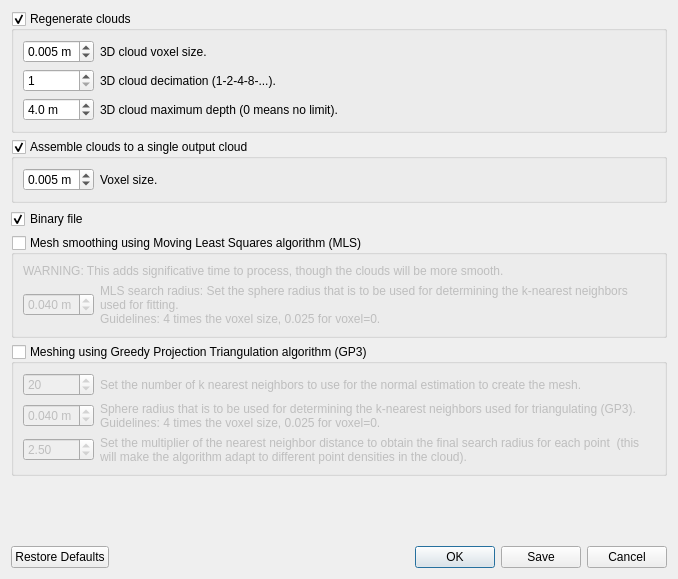
First picture: the form in guilib/src/ui/exportCloudsDialog.ui, repository introlab/rtabmap, before the edit.
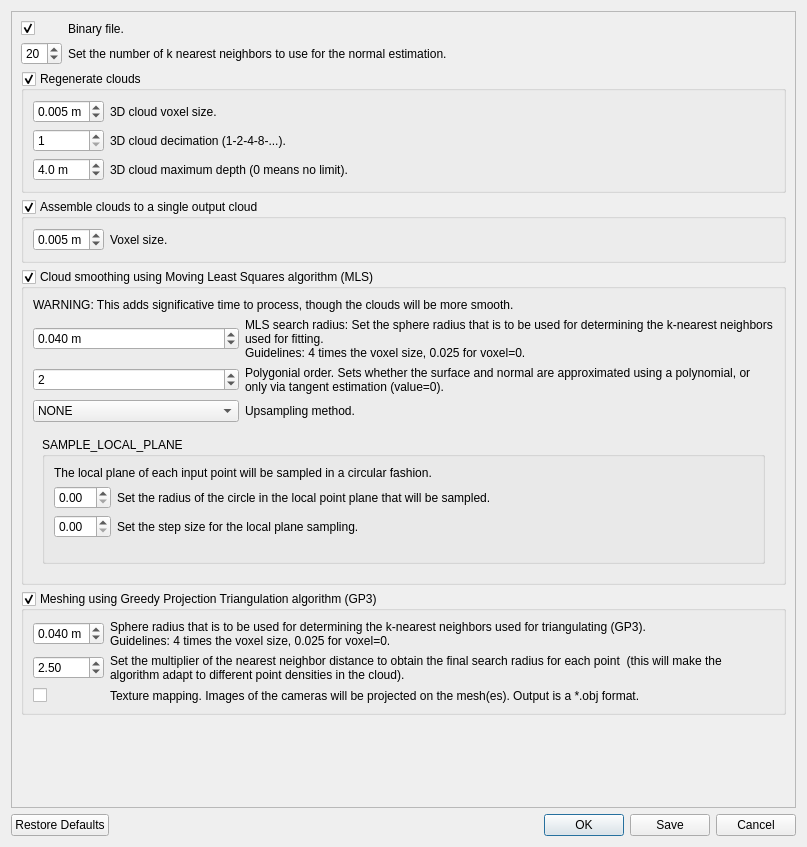
Second picture: the form after the edit. The open tabs and pages were chosen to show the change.

Commit message: GUI: Added export mesh with textures, refactored Export dialog (more MLS options)

```diff
--- a/guilib/src/ui/exportCloudsDialog.ui
+++ b/guilib/src/ui/exportCloudsDialog.ui
@@ -6,14 +6,73 @@
    <rect>
     <x>0</x>
     <y>0</y>
-    <width>678</width>
-    <height>579</height>
+    <width>807</width>
+    <height>847</height>
    </rect>
   </property>
   <property name="windowTitle">
    <string>Export 3D clouds</string>
   </property>
-  <layout class="QVBoxLayout" name="verticalLayout_2">
+  <layout class="QVBoxLayout" name="verticalLayout_2" stretch="1,0,0">
+   <item>
+    <widget class="QScrollArea" name="scrollArea">
+     <property name="widgetResizable">
+      <bool>true</bool>
+     </property>
+     <widget class="QWidget" name="scrollAreaWidgetContents">
+      <property name="geometry">
+       <rect>
+        <x>0</x>
+        <y>0</y>
+        <width>766</width>
+        <height>915</height>
+       </rect>
+      </property>
+      <layout class="QVBoxLayout" name="verticalLayout_13">
+       <item>
+        <layout class="QGridLayout" name="gridLayout_8" columnstretch="0,1">
+         <item row="0" column="1">
+          <widget class="QLabel" name="label_binaryFile">
+           <property name="text">
+            <string>Binary file.</string>
+           </property>
+           <property name="wordWrap">
+            <bool>true</bool>
+           </property>
+          </widget>
+         </item>
+         <item row="0" column="0">
+          <widget class="QCheckBox" name="checkBox_binary">
+           <property name="text">
+            <string/>
+           </property>
+           <property name="checked">
+            <bool>true</bool>
+           </property>
+          </widget>
+         </item>
+         <item row="1" column="1">
+          <widget class="QLabel" name="label_111">
+           <property name="text">
+            <string>Set the number of k nearest neighbors to use for the normal estimation.</string>
+           </property>
+           <property name="wordWrap">
+            <bool>true</bool>
+           </property>
+          </widget>
+         </item>
+         <item row="1" column="0">
+          <widget class="QSpinBox" name="spinBox_normalKSearch">
+           <property name="minimum">
+            <number>0</number>
+           </property>
+           <property name="value">
+            <number>20</number>
+           </property>
+          </widget>
+         </item>
+        </layout>
+       </item>
    <item>
     <widget class="QGroupBox" name="groupBox_regenerate">
      <property name="title">
@@ -23,7 +82,7 @@
       <bool>true</bool>
      </property>
      <layout class="QGridLayout" name="gridLayout" columnstretch="0,1">
-      <item row="0" column="0">
+          <item row="1" column="0">
        <widget class="QDoubleSpinBox" name="doubleSpinBox_voxelSize">
         <property name="suffix">
          <string> m</string>
@@ -42,17 +101,7 @@
         </property>
        </widget>
       </item>
-      <item row="0" column="1">
-       <widget class="QLabel" name="label_107">
-        <property name="text">
-         <string>3D cloud voxel size.</string>
-        </property>
-        <property name="wordWrap">
-         <bool>true</bool>
-        </property>
-       </widget>
-      </item>
-      <item row="1" column="0">
+          <item row="2" column="0">
        <widget class="QSpinBox" name="spinBox_decimation">
         <property name="minimum">
          <number>1</number>
@@ -65,7 +114,7 @@
         </property>
        </widget>
       </item>
-      <item row="1" column="1">
+          <item row="2" column="1">
        <widget class="QLabel" name="label_108">
         <property name="text">
          <string>3D cloud decimation (1-2-4-8-...).</string>
@@ -75,7 +124,17 @@
         </property>
        </widget>
       </item>
-      <item row="2" column="0">
+          <item row="1" column="1">
+           <widget class="QLabel" name="label_107">
+            <property name="text">
+             <string>3D cloud voxel size.</string>
+            </property>
+            <property name="wordWrap">
+             <bool>true</bool>
+            </property>
+           </widget>
+          </item>
+          <item row="3" column="0">
        <widget class="QDoubleSpinBox" name="doubleSpinBox_maxDepth">
         <property name="suffix">
          <string> m</string>
@@ -94,7 +153,7 @@
         </property>
        </widget>
       </item>
-      <item row="2" column="1">
+          <item row="3" column="1">
        <widget class="QLabel" name="label_132">
         <property name="text">
          <string>3D cloud maximum depth (0 means no limit).</string>
@@ -148,26 +207,16 @@
      </layout>
     </widget>
    </item>
-   <item>
-    <widget class="QCheckBox" name="checkBox_binary">
-     <property name="text">
-      <string>Binary file</string>
-     </property>
-     <property name="checked">
-      <bool>true</bool>
-     </property>
-    </widget>
-   </item>
    <item>
     <widget class="QGroupBox" name="groupBox_mls">
      <property name="title">
-      <string>Mesh smoothing using Moving Least Squares algorithm (MLS)</string>
+          <string>Cloud smoothing using Moving Least Squares algorithm (MLS)</string>
      </property>
      <property name="checkable">
       <bool>true</bool>
      </property>
      <property name="checked">
-      <bool>false</bool>
+          <bool>true</bool>
      </property>
      <layout class="QVBoxLayout" name="verticalLayout">
       <item>
@@ -201,6 +250,35 @@
           </property>
          </widget>
         </item>
+            <item row="2" column="0">
+             <widget class="QComboBox" name="comboBox_upsamplingMethod">
+              <item>
+               <property name="text">
+                <string>NONE</string>
+               </property>
+              </item>
+              <item>
+               <property name="text">
+                <string>DISTINCT_CLOUD</string>
+               </property>
+              </item>
+              <item>
+               <property name="text">
+                <string>SAMPLE_LOCAL_PLANE</string>
+               </property>
+              </item>
+              <item>
+               <property name="text">
+                <string>RANDOM_UNIFORM_DENSITY</string>
+               </property>
+              </item>
+              <item>
+               <property name="text">
+                <string>VOXEL_GRID_DILATION</string>
+               </property>
+              </item>
+             </widget>
+            </item>
         <item row="0" column="1">
          <widget class="QLabel" name="label_87">
           <property name="text">
@@ -212,8 +290,305 @@
           </property>
          </widget>
         </item>
-       </layout>
-      </item>
+            <item row="2" column="1">
+             <widget class="QLabel" name="label_88">
+              <property name="text">
+               <string>Upsampling method.</string>
+              </property>
+              <property name="wordWrap">
+               <bool>true</bool>
+              </property>
+             </widget>
+            </item>
+            <item row="1" column="1">
+             <widget class="QLabel" name="label_89">
+              <property name="text">
+               <string>Polygonial order. Sets whether the surface and normal are approximated using a polynomial, or only via tangent estimation (value=0).</string>
+              </property>
+              <property name="wordWrap">
+               <bool>true</bool>
+              </property>
+             </widget>
+            </item>
+            <item row="1" column="0">
+             <widget class="QSpinBox" name="spinBox_polygonialOrder">
+              <property name="minimum">
+               <number>0</number>
+              </property>
+              <property name="maximum">
+               <number>4</number>
+              </property>
+              <property name="value">
+               <number>2</number>
+              </property>
+             </widget>
+            </item>
+           </layout>
+          </item>
+          <item>
+           <widget class="QStackedWidget" name="stackedWidget_upsampling">
+            <property name="currentIndex">
+             <number>0</number>
+            </property>
+            <widget class="QWidget" name="page">
+             <layout class="QVBoxLayout" name="verticalLayout_3">
+              <item>
+               <widget class="QGroupBox" name="groupBox">
+                <property name="title">
+                 <string>NONE</string>
+                </property>
+                <layout class="QVBoxLayout" name="verticalLayout_8">
+                 <item>
+                  <widget class="QLabel" name="label_2">
+                   <property name="text">
+                    <string>No upsampling will be done, only the input points will be projected to their own MLS surfaces.</string>
+                   </property>
+                   <property name="wordWrap">
+                    <bool>true</bool>
+                   </property>
+                  </widget>
+                 </item>
+                 <item>
+                  <spacer name="verticalSpacer_2">
+                   <property name="orientation">
+                    <enum>Qt::Vertical</enum>
+                   </property>
+                   <property name="sizeHint" stdset="0">
+                    <size>
+                     <width>20</width>
+                     <height>0</height>
+                    </size>
+                   </property>
+                  </spacer>
+                 </item>
+                </layout>
+               </widget>
+              </item>
+             </layout>
+            </widget>
+            <widget class="QWidget" name="page_2">
+             <layout class="QVBoxLayout" name="verticalLayout_4">
+              <item>
+               <widget class="QGroupBox" name="groupBox_2">
+                <property name="title">
+                 <string>DISTINCT_CLOUD</string>
+                </property>
+                <layout class="QVBoxLayout" name="verticalLayout_9">
+                 <item>
+                  <widget class="QLabel" name="label_3">
+                   <property name="text">
+                    <string>Will project the points of the distinct cloud to the closest point on the MLS surface.</string>
+                   </property>
+                   <property name="wordWrap">
+                    <bool>true</bool>
+                   </property>
+                  </widget>
+                 </item>
+                 <item>
+                  <spacer name="verticalSpacer_3">
+                   <property name="orientation">
+                    <enum>Qt::Vertical</enum>
+                   </property>
+                   <property name="sizeHint" stdset="0">
+                    <size>
+                     <width>20</width>
+                     <height>0</height>
+                    </size>
+                   </property>
+                  </spacer>
+                 </item>
+                </layout>
+               </widget>
+              </item>
+             </layout>
+            </widget>
+            <widget class="QWidget" name="page_3">
+             <layout class="QVBoxLayout" name="verticalLayout_7">
+              <item>
+               <widget class="QGroupBox" name="groupBox_3">
+                <property name="title">
+                 <string>SAMPLE_LOCAL_PLANE</string>
+                </property>
+                <layout class="QVBoxLayout" name="verticalLayout_10">
+                 <item>
+                  <widget class="QLabel" name="label_4">
+                   <property name="text">
+                    <string>The local plane of each input point will be sampled in a circular fashion.</string>
+                   </property>
+                   <property name="wordWrap">
+                    <bool>true</bool>
+                   </property>
+                  </widget>
+                 </item>
+                 <item>
+                  <layout class="QGridLayout" name="gridLayout_5" columnstretch="0,1">
+                   <item row="1" column="1">
+                    <widget class="QLabel" name="label_8">
+                     <property name="text">
+                      <string>Set the step size for the local plane sampling.</string>
+                     </property>
+                     <property name="wordWrap">
+                      <bool>true</bool>
+                     </property>
+                    </widget>
+                   </item>
+                   <item row="0" column="0">
+                    <widget class="QDoubleSpinBox" name="doubleSpinBox_sampleRadius"/>
+                   </item>
+                   <item row="0" column="1">
+                    <widget class="QLabel" name="label_7">
+                     <property name="text">
+                      <string>Set the radius of the circle in the local point plane that will be sampled.</string>
+                     </property>
+                     <property name="wordWrap">
+                      <bool>true</bool>
+                     </property>
+                    </widget>
+                   </item>
+                   <item row="1" column="0">
+                    <widget class="QDoubleSpinBox" name="doubleSpinBox_sampleStep"/>
+                   </item>
+                  </layout>
+                 </item>
+                 <item>
+                  <spacer name="verticalSpacer_4">
+                   <property name="orientation">
+                    <enum>Qt::Vertical</enum>
+                   </property>
+                   <property name="sizeHint" stdset="0">
+                    <size>
+                     <width>20</width>
+                     <height>0</height>
+                    </size>
+                   </property>
+                  </spacer>
+                 </item>
+                </layout>
+               </widget>
+              </item>
+             </layout>
+            </widget>
+            <widget class="QWidget" name="page_4">
+             <layout class="QVBoxLayout" name="verticalLayout_6">
+              <item>
+               <widget class="QGroupBox" name="groupBox_4">
+                <property name="title">
+                 <string>RANDOM_UNIFORM_DENSITY</string>
+                </property>
+                <layout class="QVBoxLayout" name="verticalLayout_11">
+                 <item>
+                  <widget class="QLabel" name="label_5">
+                   <property name="text">
+                    <string>The local plane of each input point will be sampled using an uniform random distribution such that the density of points is constant throughout the cloud.</string>
+                   </property>
+                   <property name="wordWrap">
+                    <bool>true</bool>
+                   </property>
+                  </widget>
+                 </item>
+                 <item>
+                  <layout class="QGridLayout" name="gridLayout_6" columnstretch="0,1">
+                   <item row="0" column="0">
+                    <widget class="QSpinBox" name="spinBox_randomPoints"/>
+                   </item>
+                   <item row="0" column="1">
+                    <widget class="QLabel" name="label_9">
+                     <property name="text">
+                      <string>Set the parameter that specifies the desired number of points within the search radius.</string>
+                     </property>
+                     <property name="wordWrap">
+                      <bool>true</bool>
+                     </property>
+                    </widget>
+                   </item>
+                  </layout>
+                 </item>
+                 <item>
+                  <spacer name="verticalSpacer_5">
+                   <property name="orientation">
+                    <enum>Qt::Vertical</enum>
+                   </property>
+                   <property name="sizeHint" stdset="0">
+                    <size>
+                     <width>20</width>
+                     <height>0</height>
+                    </size>
+                   </property>
+                  </spacer>
+                 </item>
+                </layout>
+               </widget>
+              </item>
+             </layout>
+            </widget>
+            <widget class="QWidget" name="page_5">
+             <layout class="QVBoxLayout" name="verticalLayout_5">
+              <item>
+               <widget class="QGroupBox" name="groupBox_5">
+                <property name="title">
+                 <string>VOXEL_GRID_DILATION</string>
+                </property>
+                <layout class="QVBoxLayout" name="verticalLayout_12">
+                 <item>
+                  <widget class="QLabel" name="label_6">
+                   <property name="text">
+                    <string>The input cloud will be inserted into a voxel grid. This voxel grid will be dilated and the resulting points will be projected to the MLS surface of the closest point in the input cloud. The result is a point cloud with filled holes and a constant point density.</string>
+                   </property>
+                   <property name="wordWrap">
+                    <bool>true</bool>
+                   </property>
+                  </widget>
+                 </item>
+                 <item>
+                  <layout class="QGridLayout" name="gridLayout_7" columnstretch="0,1">
+                   <item row="0" column="1">
+                    <widget class="QLabel" name="label_10">
+                     <property name="text">
+                      <string>Set the voxel size for the voxel grid.</string>
+                     </property>
+                     <property name="wordWrap">
+                      <bool>true</bool>
+                     </property>
+                    </widget>
+                   </item>
+                   <item row="0" column="0">
+                    <widget class="QDoubleSpinBox" name="doubleSpinBox_dilationVoxelSize"/>
+                   </item>
+                   <item row="1" column="1">
+                    <widget class="QLabel" name="label_11">
+                     <property name="text">
+                      <string>Set the number of dilation steps of the voxel grid.</string>
+                     </property>
+                     <property name="wordWrap">
+                      <bool>true</bool>
+                     </property>
+                    </widget>
+                   </item>
+                   <item row="1" column="0">
+                    <widget class="QSpinBox" name="spinBox_dilationSteps"/>
+                   </item>
+                  </layout>
+                 </item>
+                 <item>
+                  <spacer name="verticalSpacer_6">
+                   <property name="orientation">
+                    <enum>Qt::Vertical</enum>
+                   </property>
+                   <property name="sizeHint" stdset="0">
+                    <size>
+                     <width>20</width>
+                     <height>0</height>
+                    </size>
+                   </property>
+                  </spacer>
+                 </item>
+                </layout>
+               </widget>
+              </item>
+             </layout>
+            </widget>
+           </widget>
+          </item>
      </layout>
     </widget>
    </item>
@@ -226,29 +601,9 @@
       <bool>true</bool>
      </property>
      <property name="checked">
-      <bool>false</bool>
+          <bool>true</bool>
      </property>
      <layout class="QGridLayout" name="gridLayout_4" columnstretch="0,1">
-      <item row="0" column="0">
-       <widget class="QSpinBox" name="spinBox_normalKSearch">
-        <property name="minimum">
-         <number>0</number>
-        </property>
-        <property name="value">
-         <number>20</number>
-        </property>
-       </widget>
-      </item>
-      <item row="0" column="1">
-       <widget class="QLabel" name="label_71">
-        <property name="text">
-         <string>Set the number of k nearest neighbors to use for the normal estimation to create the mesh.</string>
-        </property>
-        <property name="wordWrap">
-         <bool>true</bool>
-        </property>
-       </widget>
-      </item>
       <item row="1" column="0">
        <widget class="QDoubleSpinBox" name="doubleSpinBox_gp3Radius">
         <property name="suffix">
@@ -311,7 +666,41 @@
         </property>
        </widget>
       </item>
-     </layout>
+          <item row="3" column="0">
+           <widget class="QCheckBox" name="checkBox_textureMapping">
+            <property name="text">
+             <string/>
+            </property>
+           </widget>
+          </item>
+          <item row="3" column="1">
+           <widget class="QLabel" name="label_textureMapping">
+            <property name="text">
+             <string>Texture mapping. Images of the cameras will be projected on the mesh(es). Output is a *.obj format.</string>
+            </property>
+            <property name="wordWrap">
+             <bool>true</bool>
+            </property>
+           </widget>
+          </item>
+         </layout>
+        </widget>
+       </item>
+       <item>
+        <spacer name="verticalSpacer_7">
+         <property name="orientation">
+          <enum>Qt::Vertical</enum>
+         </property>
+         <property name="sizeHint" stdset="0">
+          <size>
+           <width>20</width>
+           <height>0</height>
+          </size>
+         </property>
+        </spacer>
+       </item>
+      </layout>
+     </widget>
     </widget>
    </item>
    <item>
@@ -322,7 +711,7 @@
      <property name="sizeHint" stdset="0">
       <size>
        <width>20</width>
-       <height>40</height>
+       <height>0</height>
       </size>
      </property>
     </spacer>
```
Lines whose indentation alone changed are shown as unchanged. The commit also changes 14 other files.
